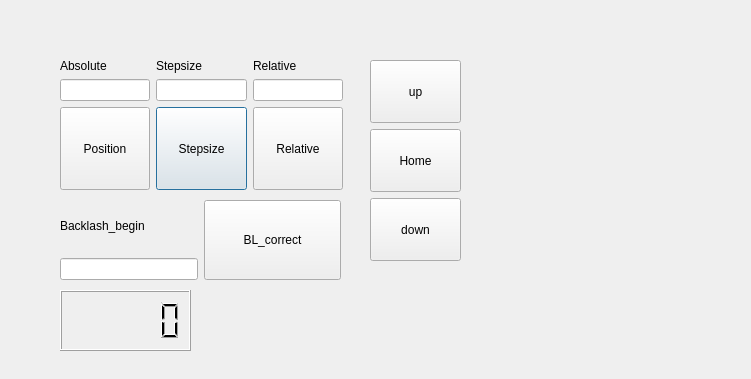
The window that thorlabs/thMotor_dll/thMotor_dll_design.ui (Huanglab-ucsf/InControl) describes before a commit, drawn with Qt 5.
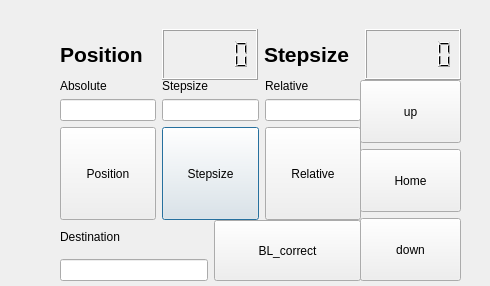
The same window after the commit.

```diff
--- a/thorlabs/thMotor_dll/thMotor_dll_design.ui
+++ b/thorlabs/thMotor_dll/thMotor_dll_design.ui
@@ -6,8 +6,8 @@
    <rect>
     <x>0</x>
     <y>0</y>
-    <width>751</width>
-    <height>379</height>
+    <width>490</width>
+    <height>286</height>
    </rect>
   </property>
   <property name="windowTitle">
@@ -17,9 +17,9 @@
    <property name="geometry">
     <rect>
      <x>60</x>
-     <y>59</y>
-     <width>283</width>
-     <height>131</height>
+     <y>79</y>
+     <width>301</width>
+     <height>141</height>
     </rect>
    </property>
    <layout class="QGridLayout" name="gridLayout">
@@ -110,9 +110,9 @@
   <widget class="QWidget" name="verticalLayoutWidget">
    <property name="geometry">
     <rect>
-     <x>370</x>
-     <y>60</y>
-     <width>91</width>
+     <x>360</x>
+     <y>80</y>
+     <width>101</width>
      <height>201</height>
     </rect>
    </property>
@@ -162,9 +162,9 @@
    <property name="geometry">
     <rect>
      <x>60</x>
-     <y>200</y>
-     <width>281</width>
-     <height>80</height>
+     <y>220</y>
+     <width>301</width>
+     <height>61</height>
     </rect>
    </property>
    <layout class="QHBoxLayout" name="horizontalLayout">
@@ -179,7 +179,7 @@
          </sizepolicy>
         </property>
         <property name="text">
-         <string>Backlash_begin</string>
+         <string>Destination</string>
         </property>
        </widget>
       </item>
@@ -203,24 +203,83 @@
     </item>
    </layout>
   </widget>
-  <widget class="QLCDNumber" name="lcd_step">
+  <widget class="QWidget" name="horizontalLayoutWidget_2">
    <property name="geometry">
     <rect>
      <x>60</x>
-     <y>290</y>
-     <width>131</width>
-     <height>61</height>
+     <y>29</y>
+     <width>401</width>
+     <height>51</height>
     </rect>
    </property>
-   <property name="smallDecimalPoint">
-    <bool>true</bool>
-   </property>
-   <property name="value" stdset="0">
-    <double>0.000000000000000</double>
-   </property>
-   <property name="intValue" stdset="0">
-    <number>0</number>
-   </property>
+   <layout class="QHBoxLayout" name="horizontalLayout_2">
+    <item>
+     <widget class="QLabel" name="label_currentPosition">
+      <property name="font">
+       <font>
+        <pointsize>16</pointsize>
+        <weight>75</weight>
+        <bold>true</bold>
+       </font>
+      </property>
+      <property name="text">
+       <string>Position</string>
+      </property>
+     </widget>
+    </item>
+    <item>
+     <widget class="QLCDNumber" name="lcd_current">
+      <property name="font">
+       <font>
+        <weight>75</weight>
+        <bold>true</bold>
+       </font>
+      </property>
+      <property name="smallDecimalPoint">
+       <bool>true</bool>
+      </property>
+      <property name="value" stdset="0">
+       <double>0.000000000000000</double>
+      </property>
+      <property name="intValue" stdset="0">
+       <number>0</number>
+      </property>
+     </widget>
+    </item>
+    <item>
+     <widget class="QLabel" name="label_currentStep">
+      <property name="font">
+       <font>
+        <pointsize>16</pointsize>
+        <weight>75</weight>
+        <bold>true</bold>
+       </font>
+      </property>
+      <property name="text">
+       <string>Stepsize</string>
+      </property>
+     </widget>
+    </item>
+    <item>
+     <widget class="QLCDNumber" name="lcd_step">
+      <property name="font">
+       <font>
+        <weight>75</weight>
+        <bold>true</bold>
+       </font>
+      </property>
+      <property name="smallDecimalPoint">
+       <bool>true</bool>
+      </property>
+      <property name="value" stdset="0">
+       <double>0.000000000000000</double>
+      </property>
+      <property name="intValue" stdset="0">
+       <number>0</number>
+      </property>
+     </widget>
+    </item>
+   </layout>
   </widget>
  </widget>
  <resources/>
```
Left out of the diff: 2 changed lines with no effect on the pictures.
